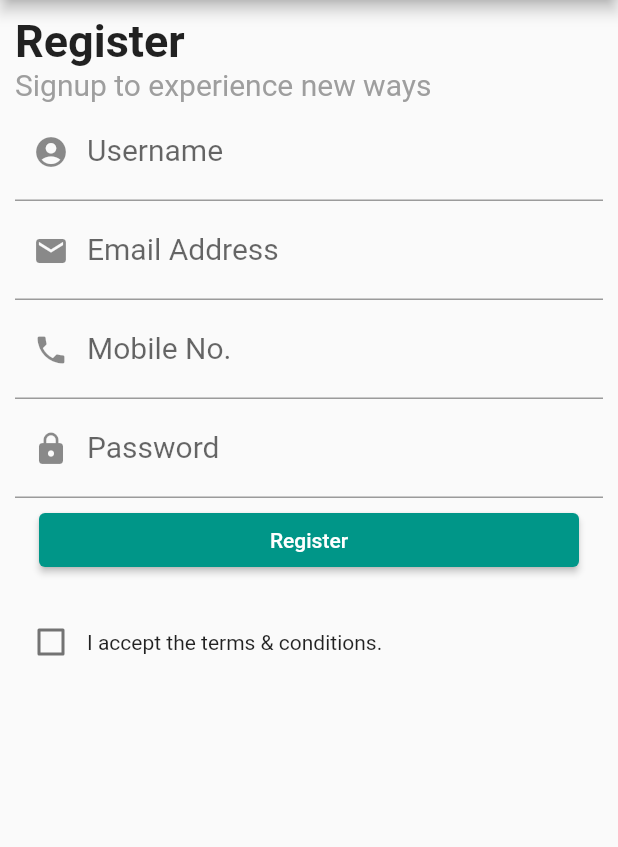
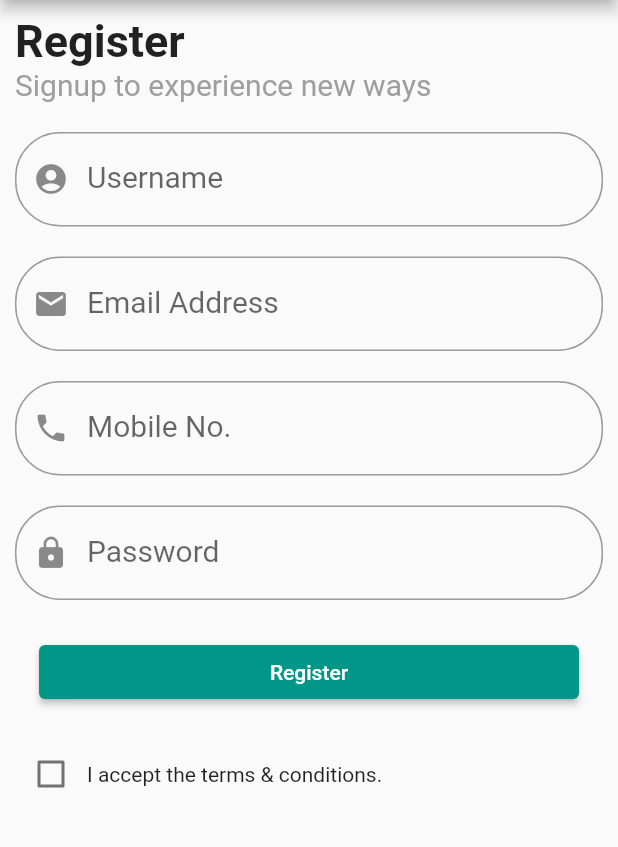
Before and after one commit to justEhmadSaeed/Flutter_Form_Validations, a Flutter app: the screen it shows after launch, on a phone screen of 412 x 824 dp, the part 84-931 px from its top. Run offline on Flutter 3.47's test engine with Material 2 defaults, Android fonts, the phone set to English and light mode, and no system bars.

Commit message:
👌 IMPROVE: Textfield border, Error Style

```diff
--- a/lib/constants.dart
+++ b/lib/constants.dart
@@ -3,4 +3,5 @@ import 'package:flutter/material.dart';
 final kHeadingTextStyle = TextStyle(fontSize: 30, fontWeight: FontWeight.bold);
 final kTextFieldStyle = TextStyle(fontSize: 20);
 final klabelStyle = TextStyle(fontSize: 20);
+final kErrorStyle = TextStyle(fontSize: 15);
 final kErrorMessageStyle = TextStyle(color: Colors.red);
--- a/lib/main.dart
+++ b/lib/main.dart
@@ -59,28 +59,42 @@ class _AppBodyState extends State<AppBody> {
                 'Signup to experience new ways',
                 style: TextStyle(color: Colors.grey, fontSize: 20),
               ),
+              SizedBox(
+                height: 20,
+              ),
               TextFormField(
                 style: kTextFieldStyle,
                 decoration: InputDecoration(
                   labelText: 'Username',
                   labelStyle: klabelStyle,
-                    prefixIcon: Icon(Icons.account_circle)),
+                  border: OutlineInputBorder(
+                      borderRadius: BorderRadius.circular(30)),
+                  prefixIcon: Icon(Icons.account_circle),
+                  errorStyle: kErrorStyle,
+                ),
                 validator: (value) {
                   if (value == null || value.isEmpty) {
-                    return 'Please Enter Some Text';
+                    return 'Please enter username';
                   }
                   return null;
                 },
+              ),
+              SizedBox(
+                height: 20,
               ),
               TextFormField(
                 style: kTextFieldStyle,
                 decoration: InputDecoration(
                   labelText: 'Email Address',
                   labelStyle: klabelStyle,
-                    prefixIcon: Icon(Icons.email)),
+                  border: OutlineInputBorder(
+                      borderRadius: BorderRadius.circular(30)),
+                  prefixIcon: Icon(Icons.email),
+                  errorStyle: kErrorStyle,
+                ),
                 validator: (value) {
                   if (value == null || value.isEmpty)
-                    return 'Please Enter Some Text';
+                    return 'Please enter email address';
                   else {
                     RegExp regExp = new RegExp(
                         r'^([a-z0-9_\.-]+)@([\da-z\.-]+)\.([a-z\.]{2,6})$');
@@ -91,29 +105,43 @@ class _AppBodyState extends State<AppBody> {
                   return null;
                 },
               ),
+              SizedBox(
+                height: 20,
+              ),
               TextFormField(
                 style: kTextFieldStyle,
                 decoration: InputDecoration(
                   labelText: 'Mobile No.',
                   labelStyle: klabelStyle,
-                    prefixIcon: Icon(Icons.phone)),
+                  border: OutlineInputBorder(
+                      borderRadius: BorderRadius.circular(30)),
+                  prefixIcon: Icon(Icons.phone),
+                  errorStyle: kErrorStyle,
+                ),
                 validator: (value) {
                   if (value == null || value.isEmpty) {
-                    return 'Please Enter Mobile Number.';
+                    return 'Please enter Mobile Number.';
                   } else if (value.toString().length != 11)
                     return 'Mobile No. must be equal to 11.';
                   return null;
                 },
               ),
+              SizedBox(
+                height: 20,
+              ),
               TextFormField(
                 style: kTextFieldStyle,
                 decoration: InputDecoration(
                   labelText: 'Password',
+                  border: OutlineInputBorder(
+                      borderRadius: BorderRadius.circular(30)),
                   labelStyle: klabelStyle,
-                    prefixIcon: Icon(Icons.lock)),
+                  prefixIcon: Icon(Icons.lock),
+                  errorStyle: kErrorStyle,
+                ),
                 validator: (value) {
                   if (value == null || value.isEmpty)
-                    return 'Please Enter Some Text';
+                    return 'Please enter Password';
                   else if (value.toString().length < 5)
                     return 'Password length must be greater than or equal to 5.';
                   else if (!RegExp(r'^[a-zA-Z0-9]+$')
@@ -121,6 +149,9 @@ class _AppBodyState extends State<AppBody> {
                     return 'Password must contain only alphabets & digits.';
                   return null;
                 },
+              ),
+              SizedBox(
+                height: 20,
               ),
               ListTile(
                 title: ElevatedButton(
```
Lines whose indentation alone changed are shown as unchanged.
